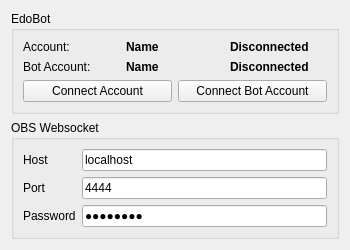
Above: data/designer/settings.ui from edoren/EdoBot before the change. Below: the same form after it.
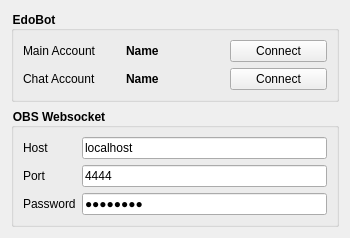
That is the form after the change.

Commit message: Improve settings widget style

```diff
--- a/data/designer/settings.ui
+++ b/data/designer/settings.ui
@@ -2,10 +2,18 @@
 <ui version="4.0">
  <class>Settings</class>
  <widget class="QWidget" name="Settings">
+  <property name="geometry">
+   <rect>
+    <x>0</x>
+    <y>0</y>
+    <width>350</width>
+    <height>218</height>
+   </rect>
+  </property>
   <property name="minimumSize">
    <size>
     <width>350</width>
-    <height>248</height>
+    <height>0</height>
    </size>
   </property>
   <property name="windowTitle">
@@ -14,62 +22,19 @@
   <layout class="QVBoxLayout" name="verticalLayout">
    <item>
     <widget class="QGroupBox" name="edobot_group_box">
+     <property name="styleSheet">
+      <string notr="true">QGroupBox { font-weight: bold; }</string>
+     </property>
      <property name="title">
       <string>EdoBot</string>
      </property>
      <layout class="QVBoxLayout" name="verticalLayout_3">
       <item>
        <layout class="QGridLayout" name="gridLayout">
-        <item row="1" column="0">
-         <widget class="QLabel" name="bot_account_info_label">
-          <property name="text">
-           <string>Bot Account:</string>
-          </property>
-         </widget>
-        </item>
-        <item row="0" column="2">
-         <widget class="QLabel" name="host_account_status_label">
-          <property name="font">
-           <font>
-            <weight>75</weight>
-            <bold>true</bold>
-           </font>
-          </property>
-          <property name="text">
-           <string>Disconnected</string>
-          </property>
-         </widget>
-        </item>
-        <item row="1" column="2">
-         <widget class="QLabel" name="bot_account_status_label">
-          <property name="font">
-           <font>
-            <weight>75</weight>
-            <bold>true</bold>
-           </font>
-          </property>
-          <property name="text">
-           <string>Disconnected</string>
-          </property>
-         </widget>
-        </item>
         <item row="0" column="0">
          <widget class="QLabel" name="host_account_info_label">
           <property name="text">
-           <string>Account:</string>
-          </property>
-         </widget>
-        </item>
-        <item row="0" column="1">
-         <widget class="QLabel" name="host_account_label">
-          <property name="font">
-           <font>
-            <weight>75</weight>
-            <bold>true</bold>
-           </font>
-          </property>
-          <property name="text">
-           <string>Name</string>
+           <string>Main Account</string>
           </property>
          </widget>
         </item>
@@ -86,21 +51,37 @@
           </property>
          </widget>
         </item>
-       </layout>
-      </item>
-      <item>
-       <layout class="QHBoxLayout" name="horizontalLayout">
-        <item>
+        <item row="1" column="0">
+         <widget class="QLabel" name="bot_account_info_label">
+          <property name="text">
+           <string>Chat Account</string>
+          </property>
+         </widget>
+        </item>
+        <item row="0" column="1">
+         <widget class="QLabel" name="host_account_label">
+          <property name="font">
+           <font>
+            <weight>75</weight>
+            <bold>true</bold>
+           </font>
+          </property>
+          <property name="text">
+           <string>Name</string>
+          </property>
+         </widget>
+        </item>
+        <item row="0" column="2">
          <widget class="QPushButton" name="host_account_button">
           <property name="text">
-           <string>Connect Account</string>
+           <string>Connect</string>
           </property>
          </widget>
         </item>
-        <item>
+        <item row="1" column="2">
          <widget class="QPushButton" name="bot_account_button">
           <property name="text">
-           <string>Connect Bot Account</string>
+           <string>Connect</string>
           </property>
          </widget>
         </item>
@@ -111,6 +92,9 @@
    </item>
    <item>
     <widget class="QGroupBox" name="obs_websocket_group_box">
+     <property name="styleSheet">
+      <string notr="true">QGroupBox { font-weight: bold; }</string>
+     </property>
      <property name="title">
       <string>OBS Websocket</string>
      </property>
@@ -142,6 +126,9 @@
           <property name="text">
            <string>4444</string>
           </property>
+          <property name="placeholderText">
+           <string>4444</string>
+          </property>
          </widget>
         </item>
         <item row="2" column="0">
@@ -163,6 +150,9 @@
           <property name="text">
            <string>localhost</string>
           </property>
+          <property name="placeholderText">
+           <string>localhost</string>
+          </property>
          </widget>
         </item>
        </layout>
```
The commit also changes 1 other file.
